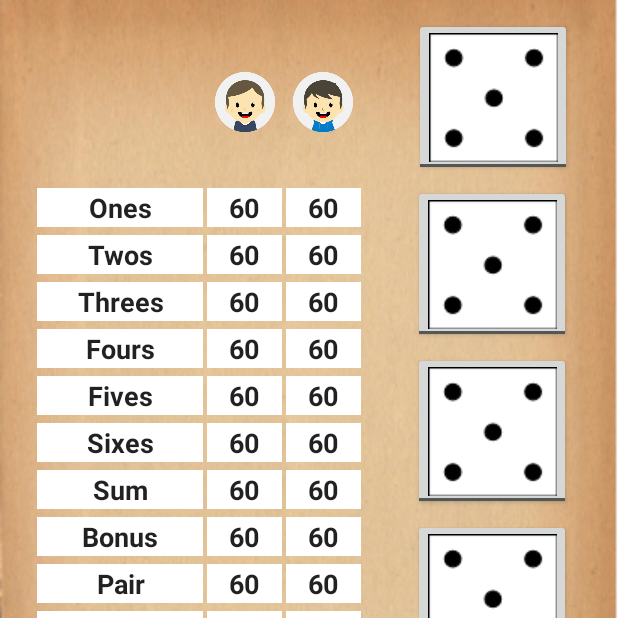
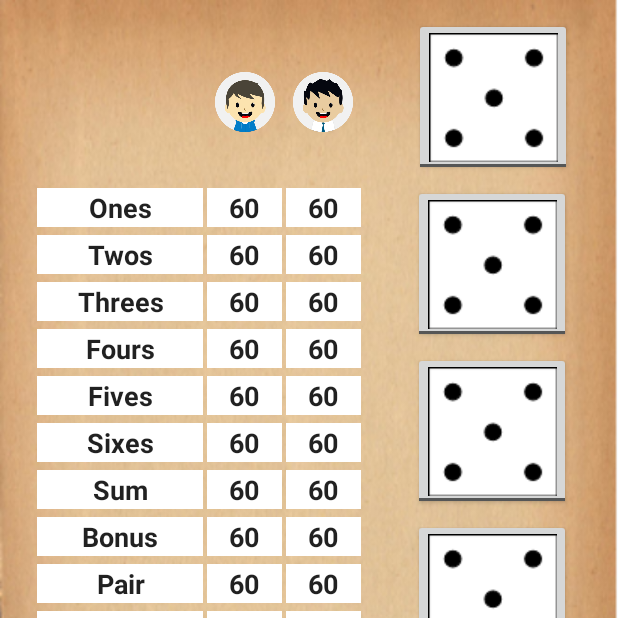
Before and after one commit to OskarSammalisto/Yatzy_Oskar_Sammalisto_2, an Android app: the MainActivity screen opened directly, with no data from a screen before it, on a phone screen of 412 x 824 dp, the top half of it. Run offline under Robolectric (Android 15) with nearby library versions, the phone set to English and light mode, and no system bars.

Commit message:
Avatar now displays above scoreboard

```diff
--- a/app/src/main/java/com/example/oskar/yatzy_oskar_sammalisto/MainActivity.java
+++ b/app/src/main/java/com/example/oskar/yatzy_oskar_sammalisto/MainActivity.java
@@ -2,6 +2,7 @@ package com.example.oskar.yatzy_oskar_sammalisto;
 
 import android.content.DialogInterface;
 import android.content.Intent;
+import android.content.res.TypedArray;
 import android.support.v7.app.AlertDialog;
 import android.support.v7.app.AppCompatActivity;
 import android.os.Bundle;
@@ -46,14 +47,26 @@ public class MainActivity extends AppCompatActivity {
 
         //set avatar for players
 
+        TypedArray avatarArray = getResources().obtainTypedArray(R.array.avatarArray);
         ImageView imageViewPlayerOne = (ImageView) findViewById(R.id.avatarOne);
         ImageView imageViewPlayerTwo = (ImageView) findViewById(R.id.avatarTwo);
 
+        imageViewPlayerOne.setImageResource(avatarArray.getResourceId(playerOneAvatar, -1));
+        imageViewPlayerTwo.setImageResource(avatarArray.getResourceId(playerTwoAvatar, -1));
+
+
+        avatarArray.recycle();
+
+       // PlayerAvatarSetter avatarSetter = new PlayerAvatarSetter(playerOneAvatar, playerTwoAvatar);
+
+//        ImageView imageViewPlayerOne = (ImageView) findViewById(R.id.avatarOne);
+//        ImageView imageViewPlayerTwo = (ImageView) findViewById(R.id.avatarTwo);
+
 
         //need a method/if-sats to display selected avatar
-        imageViewPlayerOne.setImageResource(R.drawable.bill);
-
-        imageViewPlayerTwo.setImageResource(R.drawable.chris);
+//        imageViewPlayerOne.setImageResource(R.drawable.bill);
+//
+//        imageViewPlayerTwo.setImageResource(R.drawable.chris);
 
 
         // Test code to see that string from start screen is saved
--- /dev/null
+++ b/app/src/main/res/values/avatar_array.xml
@@ -0,0 +1,19 @@
+<?xml version="1.0" encoding="utf-8"?>
+<resources>
+    <integer-array name="avatarArray">
+        <item>@drawable/bill</item>
+        <item>@drawable/chris</item>
+        <item>@drawable/deven</item>
+        <item>@drawable/jeremy</item>
+        <item>@drawable/john</item>
+        <item>@drawable/jonathan</item>
+        <item>@drawable/puma</item>
+        <item>@drawable/rebecca</item>
+        <item>@drawable/russell</item>
+        <item>@drawable/susan</item>
+    </integer-array>
+
+
+
+
+</resources>
```
Also changed, not shown: app/src/main/java/com/example/oskar/yatzy_oskar_sammalisto/PlayerAvatarSetter.java (added, +29 -0 lines).
